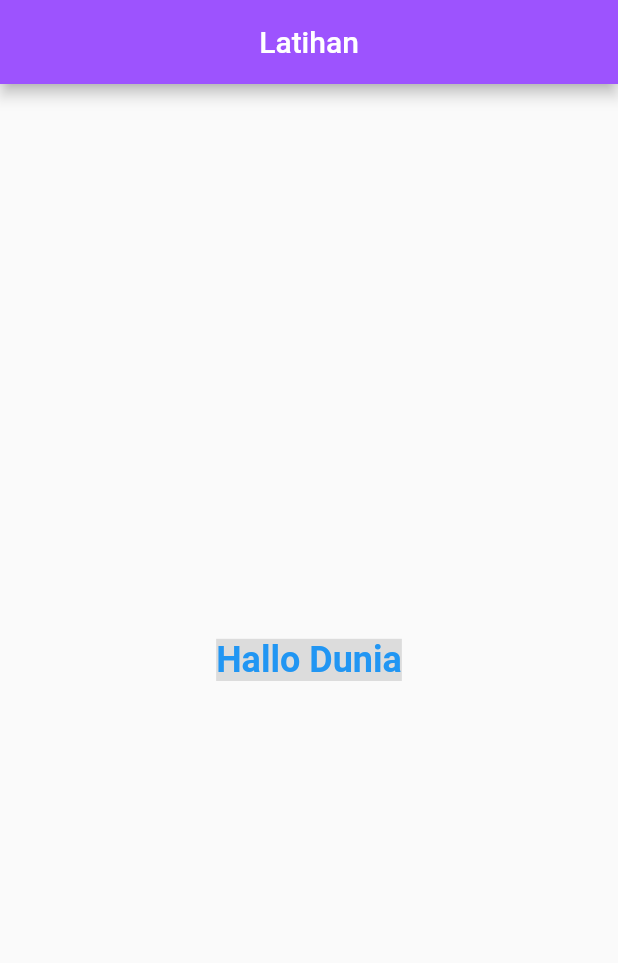
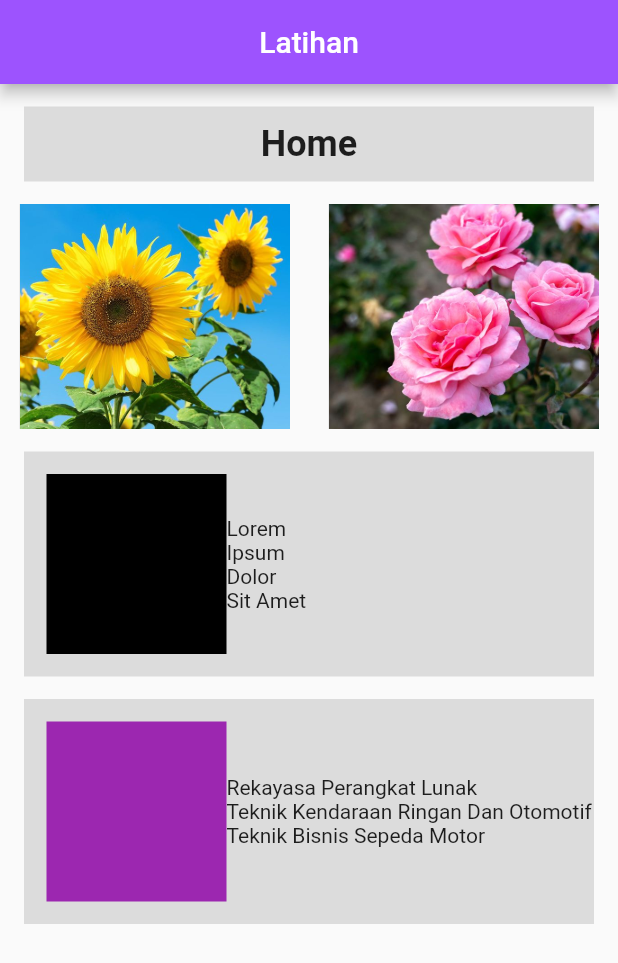
Before and after one commit to Refadesideria/Flutter, a Flutter app: the screen it shows after launch, on a phone screen of 412 x 824 dp. Shown: the top 963 px of the screen. Run offline on Flutter 3.47's test engine with Material 2 defaults, Android fonts, the phone set to English and light mode, and no system bars.

Commit message:
Flutter Mobile

```diff
--- /dev/null
+++ b/lib/latihan_widget.dart
@@ -0,0 +1,127 @@
+import 'package:flutter/material.dart';
+
+class LatihanWidget extends StatelessWidget {
+  const LatihanWidget({Key? key}) : super(key: key);
+
+  @override
+  Widget build(BuildContext context) {
+    return Center(
+      child: Column(
+        children: [
+          Padding(padding: EdgeInsets.only(top: 15)),
+          Container(
+            child: Center(
+              child: Text(
+                'Home',
+                style: TextStyle(
+                  fontSize: 24,
+                  fontWeight: FontWeight.bold,
+                ),
+              ),
+            ),
+            height: 50,
+            width: 380,
+            decoration: BoxDecoration(
+              color: Colors.black12,
+            ),
+          ),
+          Padding(padding: EdgeInsets.only(top: 15)),
+          Row(
+            mainAxisAlignment: MainAxisAlignment.spaceAround,
+            children: [
+              Container(
+                child: Image.asset(
+                  "assets/sun.jpg",
+                  // height: 270,
+                  // width: double.infinity,
+                  fit: BoxFit.cover,
+                ),
+                height: 150,
+                width: 180,
+                decoration: BoxDecoration(
+                  color: Colors.black12,
+                ),
+              ),
+              Container(
+                child: Image.asset(
+                  "assets/mawar.jpg",
+                  // height: 270,
+                  // width: double.infinity,
+                  fit: BoxFit.cover,
+                ),
+                height: 150,
+                width: 180,
+                decoration: BoxDecoration(
+                  color: Colors.black12,
+                ),
+              ),
+            ],
+          ),
+          Padding(padding: EdgeInsets.only(top: 15)),
+          Container(
+            child: Row(
+              children: [
+                Container(
+                  margin: EdgeInsets.only(left: 15),
+                  height: 120,
+                  width: 120,
+                  decoration: BoxDecoration(
+                    color: Colors.black,
+                  ),
+                ),
+                Container(
+                  child: Column(
+                    mainAxisAlignment: MainAxisAlignment.center,
+                    crossAxisAlignment: CrossAxisAlignment.start,
+                    children: [
+                      Text('Lorem'),
+                      Text('Ipsum'),
+                      Text('Dolor'),
+                      Text('Sit Amet'),
+                    ],
+                  ),
+                ),
+              ],
+            ),
+            height: 150,
+            width: 380,
+            decoration: BoxDecoration(
+              color: Color.fromARGB(31, 0, 0, 0),
+            ),
+          ),
+          Padding(padding: EdgeInsets.only(top: 15)),
+          Container(
+            child: Row(
+              children: [
+                Container(
+                  margin: EdgeInsets.only(left: 15),
+                  height: 120,
+                  width: 120,
+                  decoration: BoxDecoration(
+                    color: Colors.purple,
+                  ),
+                ),
+                Container(
+                  child: Column(
+                    mainAxisAlignment: MainAxisAlignment.center,
+                    crossAxisAlignment: CrossAxisAlignment.start,
+                    children: [
+                      Text('Rekayasa Perangkat Lunak'),
+                      Text('Teknik Kendaraan Ringan Dan Otomotif'),
+                      Text('Teknik Bisnis Sepeda Motor'),
+                    ],
+                  ),
+                ),
+              ],
+            ),
+            height: 150,
+            width: 380,
+            decoration: BoxDecoration(
+              color: Color.fromARGB(31, 0, 0, 0),
+            ),
+          ),
+        ],
+      ),
+    );
+  }
+}
--- a/lib/main.dart
+++ b/lib/main.dart
@@ -1,4 +1,8 @@
 import 'package:flutter/material.dart';
+import 'package:latihan/row_widget.dart';
+import 'package:latihan/container_widget.dart';
+import 'package:latihan/column_widget.dart';
+import 'package:latihan/latihan_widget.dart';
 
 void main() {
   runApp(MyApp());
@@ -10,6 +14,7 @@ class MyApp extends StatelessWidget {
   @override
   Widget build(BuildContext context) {
     return MaterialApp(
+      debugShowCheckedModeBanner: false,
       title: "Latihan Flutter",
       home: Scaffold(
         appBar: AppBar(
@@ -17,7 +22,24 @@ class MyApp extends StatelessWidget {
           centerTitle: true,
           title: Text("Latihan"),
         ),
-        body: Center(
+        body: Column(
+          children: [
+            LatihanWidget(),
+          ],
+        ),
+      ),
+    );
+  }
+}
+
+class HelloWidget extends StatelessWidget {
+  const HelloWidget({
+    super.key,
+  });
+
+  @override
+  Widget build(BuildContext context) {
+    return Center(
       child: Text(
         "Hallo Dunia",
         style: TextStyle(
@@ -27,8 +49,6 @@ class MyApp extends StatelessWidget {
           backgroundColor: Colors.black12,
         ),
       ),
-        ),
-      ),
     );
   }
 }
--- a/pubspec.yaml
+++ b/pubspec.yaml
@@ -58,7 +58,8 @@ flutter:
   uses-material-design: true
 
   # To add assets to your application, add an assets section, like this:
-  # assets:
+  assets:
+  - assets/
   #   - images/a_dot_burr.jpeg
   #   - images/a_dot_ham.jpeg
 
```
Also changed, not shown: lib/column_widget.dart (added, +15 -0 lines), lib/container_widget.dart (added, +22 -0 lines), lib/row_widget.dart (added, +32 -0 lines), assets/mawar.jpg (added), assets/sun.jpg (added), lib/column.dart (deleted). Lines whose indentation alone changed are shown as unchanged.
